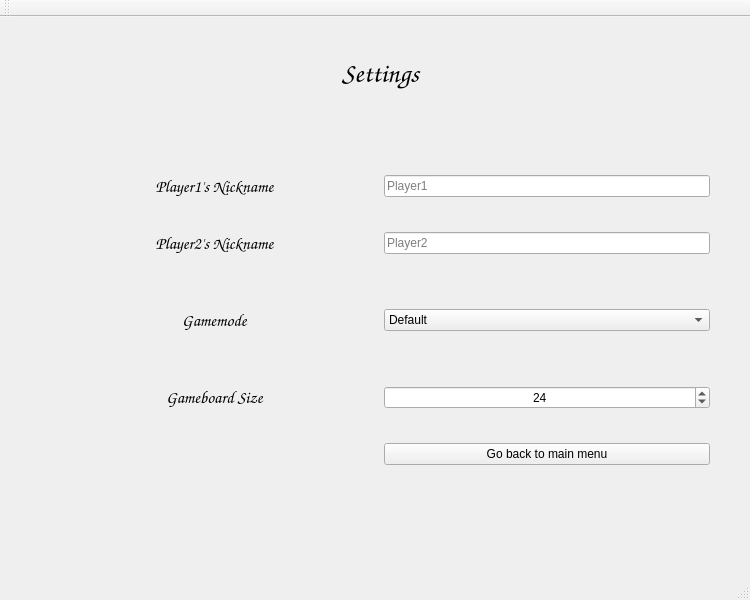
First picture: the form in app/SettingsWidget.ui, repository onisimm/Cookie-Byte-10LF323, before the edit.
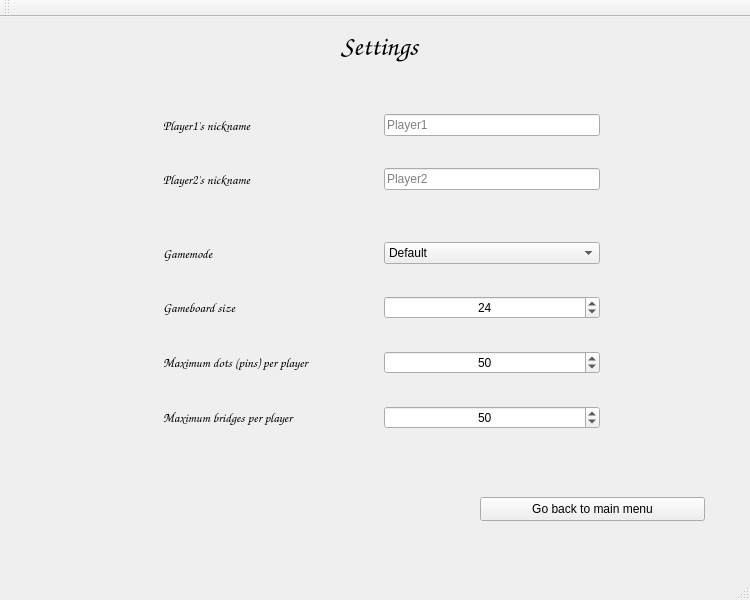
Second picture: the form after the edit.

Commit message: Option for User to set max dots and bridges

The edit to the form file:
```diff
--- a/app/SettingsWidget.ui
+++ b/app/SettingsWidget.ui
@@ -17,84 +17,20 @@
    <widget class="QWidget" name="gridLayoutWidget">
     <property name="geometry">
      <rect>
-      <x>40</x>
-      <y>0</y>
+      <x>-70</x>
+      <y>60</y>
       <width>681</width>
-      <height>491</height>
+      <height>391</height>
      </rect>
     </property>
     <layout class="QGridLayout" name="gridLayout">
-     <item row="6" column="0">
-      <widget class="QLabel" name="player2Label">
-       <property name="font">
-        <font>
-         <family>Comic Sans MS</family>
-         <pointsize>13</pointsize>
-        </font>
-       </property>
-       <property name="text">
-        <string>Player2's Nickname</string>
-       </property>
-       <property name="alignment">
-        <set>Qt::AlignCenter</set>
-       </property>
-      </widget>
-     </item>
-     <item row="10" column="0">
-      <widget class="QLabel" name="gamemodeLabel">
-       <property name="font">
-        <font>
-         <family>Comic Sans MS</family>
-         <pointsize>13</pointsize>
-        </font>
-       </property>
-       <property name="text">
-        <string>Gamemode</string>
-       </property>
-       <property name="alignment">
-        <set>Qt::AlignCenter</set>
-       </property>
-      </widget>
-     </item>
-     <item row="11" column="0" colspan="2">
-      <spacer name="verticalSpacer_3">
-       <property name="orientation">
-        <enum>Qt::Vertical</enum>
-       </property>
-       <property name="sizeType">
-        <enum>QSizePolicy::Maximum</enum>
-       </property>
-       <property name="sizeHint" stdset="0">
-        <size>
-         <width>20</width>
-         <height>20</height>
-        </size>
-       </property>
-      </spacer>
-     </item>
-     <item row="1" column="0" colspan="2">
-      <widget class="QLabel" name="titleLabel">
-       <property name="sizePolicy">
-        <sizepolicy hsizetype="Preferred" vsizetype="Fixed">
-         <horstretch>0</horstretch>
-         <verstretch>0</verstretch>
-        </sizepolicy>
-       </property>
-       <property name="font">
-        <font>
-         <family>Comic Sans MS</family>
-         <pointsize>20</pointsize>
-        </font>
-       </property>
-       <property name="text">
-        <string>Settings</string>
-       </property>
-       <property name="alignment">
-        <set>Qt::AlignCenter</set>
-       </property>
-      </widget>
-     </item>
-     <item row="10" column="1">
+     <property name="sizeConstraint">
+      <enum>QLayout::SetDefaultConstraint</enum>
+     </property>
+     <property name="spacing">
+      <number>6</number>
+     </property>
+     <item row="8" column="2">
       <widget class="QComboBox" name="gamemodeOption">
        <item>
         <property name="text">
@@ -113,94 +49,71 @@
        </item>
       </widget>
      </item>
-     <item row="7" column="0" colspan="2">
-      <spacer name="verticalSpacer_2">
-       <property name="orientation">
-        <enum>Qt::Vertical</enum>
-       </property>
-       <property name="sizeType">
-        <enum>QSizePolicy::Maximum</enum>
-       </property>
-       <property name="sizeHint" stdset="0">
-        <size>
-         <width>20</width>
-         <height>20</height>
-        </size>
-       </property>
-      </spacer>
-     </item>
-     <item row="4" column="0">
-      <widget class="QLabel" name="player1Label">
+     <item row="12" column="1">
+      <widget class="QLabel" name="maxDotsLabel">
        <property name="font">
         <font>
          <family>Comic Sans MS</family>
-         <pointsize>13</pointsize>
+         <pointsize>10</pointsize>
         </font>
        </property>
        <property name="text">
-        <string>Player1's Nickname</string>
+        <string>Maximum dots (pins) per player</string>
        </property>
+       <property name="alignment">
+        <set>Qt::AlignLeading|Qt::AlignLeft|Qt::AlignVCenter</set>
+       </property>
+      </widget>
+     </item>
+     <item row="12" column="2">
+      <widget class="QSpinBox" name="maxDots">
        <property name="alignment">
         <set>Qt::AlignCenter</set>
        </property>
+       <property name="minimum">
+        <number>35</number>
+       </property>
+       <property name="maximum">
+        <number>100</number>
+       </property>
+       <property name="value">
+        <number>50</number>
+       </property>
       </widget>
      </item>
-     <item row="2" column="0" colspan="2">
-      <spacer name="verticalSpacer">
-       <property name="orientation">
-        <enum>Qt::Vertical</enum>
+     <item row="8" column="1">
+      <widget class="QLabel" name="gamemodeLabel">
+       <property name="font">
+        <font>
+         <family>Comic Sans MS</family>
+         <pointsize>10</pointsize>
+        </font>
        </property>
-       <property name="sizeType">
-        <enum>QSizePolicy::Maximum</enum>
-       </property>
-       <property name="sizeHint" stdset="0">
-        <size>
-         <width>150</width>
-         <height>50</height>
-        </size>
-       </property>
-      </spacer>
-     </item>
-     <item row="15" column="1">
-      <widget class="QPushButton" name="backToMenuButton">
        <property name="text">
-        <string>Go back to main menu</string>
+        <string>Gamemode</string>
+       </property>
+       <property name="alignment">
+        <set>Qt::AlignLeading|Qt::AlignLeft|Qt::AlignVCenter</set>
        </property>
       </widget>
      </item>
-     <item row="14" column="0">
+     <item row="11" column="1">
       <widget class="QLabel" name="gameboardSizeLabel">
        <property name="font">
         <font>
          <family>Comic Sans MS</family>
-         <pointsize>13</pointsize>
+         <pointsize>10</pointsize>
         </font>
        </property>
        <property name="text">
-        <string>Gameboard Size</string>
+        <string>Gameboard size</string>
        </property>
        <property name="alignment">
-        <set>Qt::AlignCenter</set>
+        <set>Qt::AlignLeading|Qt::AlignLeft|Qt::AlignVCenter</set>
        </property>
       </widget>
      </item>
-     <item row="4" column="1">
-      <widget class="QLineEdit" name="player1Nickname">
-       <property name="sizePolicy">
-        <sizepolicy hsizetype="Preferred" vsizetype="Maximum">
-         <horstretch>0</horstretch>
-         <verstretch>0</verstretch>
-        </sizepolicy>
-       </property>
-       <property name="maxLength">
-        <number>40</number>
-       </property>
-       <property name="placeholderText">
-        <string>Player1</string>
-       </property>
-      </widget>
-     </item>
-     <item row="6" column="1">
+     <item row="4" column="2">
       <widget class="QLineEdit" name="player2Nickname">
        <property name="sizePolicy">
         <sizepolicy hsizetype="Preferred" vsizetype="Maximum">
@@ -216,7 +129,55 @@
        </property>
       </widget>
      </item>
-     <item row="14" column="1">
+     <item row="5" column="0" colspan="3">
+      <spacer name="verticalSpacer_2">
+       <property name="orientation">
+        <enum>Qt::Vertical</enum>
+       </property>
+       <property name="sizeType">
+        <enum>QSizePolicy::Maximum</enum>
+       </property>
+       <property name="sizeHint" stdset="0">
+        <size>
+         <width>20</width>
+         <height>20</height>
+        </size>
+       </property>
+      </spacer>
+     </item>
+     <item row="4" column="1">
+      <widget class="QLabel" name="player2Label">
+       <property name="font">
+        <font>
+         <family>Comic Sans MS</family>
+         <pointsize>10</pointsize>
+        </font>
+       </property>
+       <property name="text">
+        <string>Player2's nickname</string>
+       </property>
+       <property name="alignment">
+        <set>Qt::AlignLeading|Qt::AlignLeft|Qt::AlignVCenter</set>
+       </property>
+      </widget>
+     </item>
+     <item row="2" column="1">
+      <widget class="QLabel" name="player1Label">
+       <property name="font">
+        <font>
+         <family>Comic Sans MS</family>
+         <pointsize>10</pointsize>
+        </font>
+       </property>
+       <property name="text">
+        <string>Player1's nickname</string>
+       </property>
+       <property name="alignment">
+        <set>Qt::AlignLeading|Qt::AlignLeft|Qt::AlignVCenter</set>
+       </property>
+      </widget>
+     </item>
+     <item row="11" column="2">
       <widget class="QSpinBox" name="gameboardSize">
        <property name="alignment">
         <set>Qt::AlignCenter</set>
@@ -232,8 +193,97 @@
        </property>
       </widget>
      </item>
+     <item row="2" column="2">
+      <widget class="QLineEdit" name="player1Nickname">
+       <property name="sizePolicy">
+        <sizepolicy hsizetype="Preferred" vsizetype="Maximum">
+         <horstretch>0</horstretch>
+         <verstretch>0</verstretch>
+        </sizepolicy>
+       </property>
+       <property name="maxLength">
+        <number>40</number>
+       </property>
+       <property name="placeholderText">
+        <string>Player1</string>
+       </property>
+      </widget>
+     </item>
+     <item row="13" column="1">
+      <widget class="QLabel" name="maxBridgesLabel">
+       <property name="font">
+        <font>
+         <family>Comic Sans MS</family>
+         <pointsize>10</pointsize>
+        </font>
+       </property>
+       <property name="text">
+        <string>Maximum bridges per player</string>
+       </property>
+       <property name="alignment">
+        <set>Qt::AlignLeading|Qt::AlignLeft|Qt::AlignVCenter</set>
+       </property>
+      </widget>
+     </item>
+     <item row="13" column="2">
+      <widget class="QSpinBox" name="maxBridges">
+       <property name="alignment">
+        <set>Qt::AlignCenter</set>
+       </property>
+       <property name="minimum">
+        <number>35</number>
+       </property>
+       <property name="maximum">
+        <number>100</number>
+       </property>
+       <property name="value">
+        <number>50</number>
+       </property>
+      </widget>
+     </item>
     </layout>
    </widget>
+   <widget class="QLabel" name="titleLabel">
+    <property name="geometry">
+     <rect>
+      <x>40</x>
+      <y>10</y>
+      <width>679</width>
+      <height>38</height>
+     </rect>
+    </property>
+    <property name="sizePolicy">
+     <sizepolicy hsizetype="Preferred" vsizetype="Fixed">
+      <horstretch>0</horstretch>
+      <verstretch>0</verstretch>
+     </sizepolicy>
+    </property>
+    <property name="font">
+     <font>
+      <family>Comic Sans MS</family>
+      <pointsize>20</pointsize>
+     </font>
+    </property>
+    <property name="text">
+     <string>Settings</string>
+    </property>
+    <property name="alignment">
+     <set>Qt::AlignCenter</set>
+    </property>
+   </widget>
+   <widget class="QPushButton" name="backToMenuButton">
+    <property name="geometry">
+     <rect>
+      <x>480</x>
+      <y>480</y>
+      <width>225</width>
+      <height>24</height>
+     </rect>
+    </property>
+    <property name="text">
+     <string>Go back to main menu</string>
+    </property>
+   </widget>
   </widget>
   <widget class="QMenuBar" name="menuBar">
    <property name="geometry">
```
